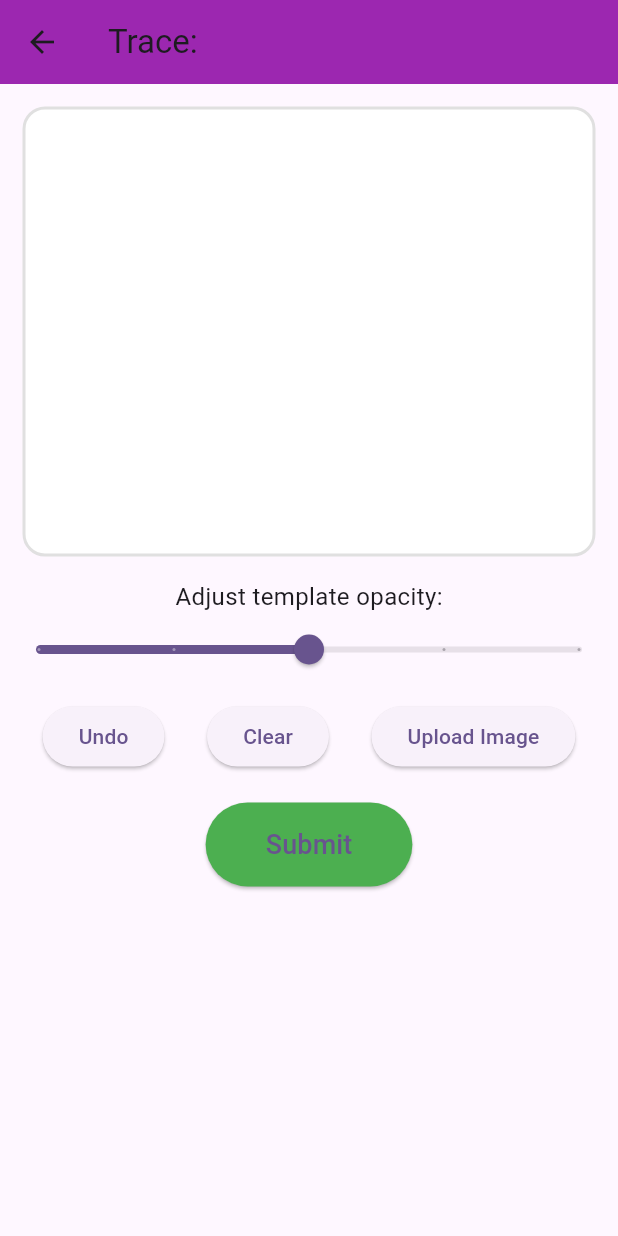
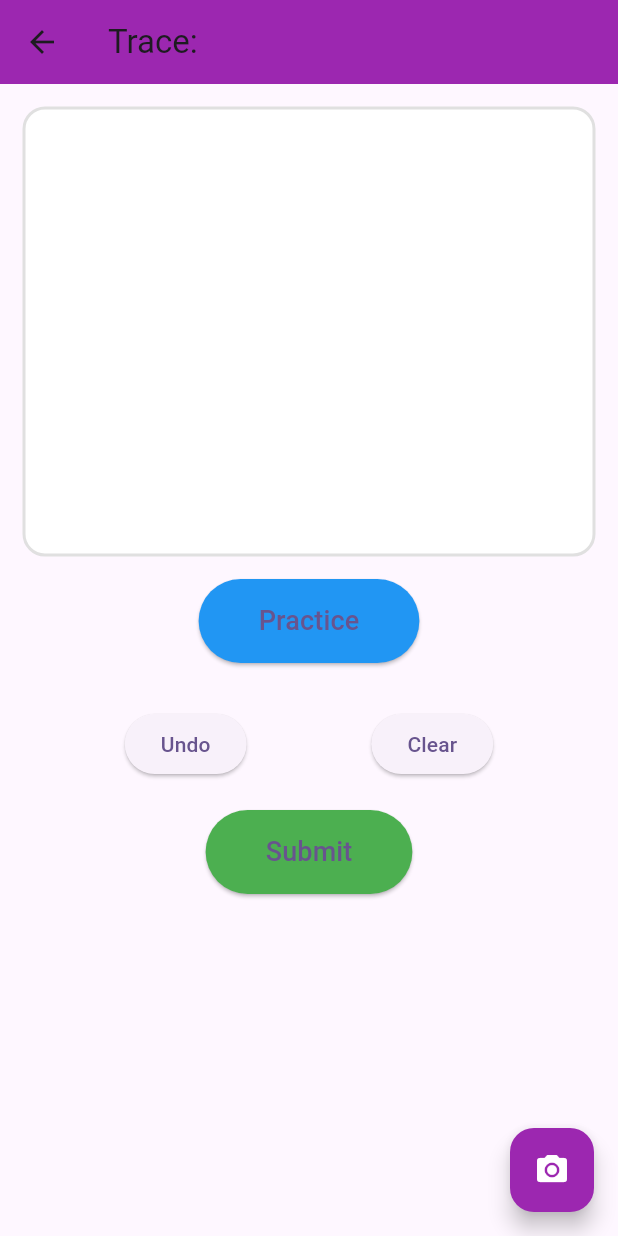
Before and after one commit to JhoerenYutiampo/LingoMasterRepoSpeech, a Flutter app: the DrawScreen screen opened directly with empty values, on a phone screen of 412 x 824 dp. Run offline on Flutter 3.47's test engine with Material 3 defaults, Android fonts, the phone set to English and light mode, and no system bars; drawn by our look-alikes of signature; our stand-ins replace cloud_firestore, file_picker, firebase_auth, firebase_core, firebase_storage, google_nav_bar and 5 more; missing offline and left inert: gallery_picker, google_mlkit_text_recognition, string_similarity; accounts and stored records are empty.

Commit message:
Update draw_screen.dart
added practice button that will show the trace option, improved design

```diff
--- a/lingomaster_final/lib/screens/draw_screen.dart
+++ b/lingomaster_final/lib/screens/draw_screen.dart
@@ -29,6 +29,9 @@ class _DrawScreenState extends State<DrawScreen> {
   );
   File? selectedMedia;
   double _opacity = 0.3;
+  bool _showTrace = false;
+  bool _isPracticeMode = false;
+
 
   // Get the local storage directory path
   Future<String> get _localPath async {
@@ -317,6 +320,69 @@ class _DrawScreenState extends State<DrawScreen> {
     );
   }
 
+  Future<void> _showPracticeModeDialog() async {
+    return showDialog(
+      context: context,
+      builder: (BuildContext context) {
+        return AlertDialog(
+          title: const Text('Notice!'),
+          content: const Text(
+            'Practice only gives half the amount of experience points and will not be considered as level complete.',
+            style: TextStyle(fontSize: 16),
+          ),
+          actions: [
+            TextButton(
+              onPressed: () {
+                Navigator.of(context).pop();
+              },
+              child: const Text('Cancel'),
+            ),
+            TextButton(
+              onPressed: () {
+                setState(() {
+                  _showTrace = true;
+                  _isPracticeMode = true;
+                });
+                Navigator.of(context).pop();
+              },
+              child: const Text('Proceed'),
+            ),
+          ],
+        );
+      },
+    );
+  }
+
+  Future<void> _showCameraPermissionDialog() async {
+    return showDialog(
+      context: context,
+      builder: (BuildContext context) {
+        return AlertDialog(
+          title: const Text('Gallery Access'),
+          content: const Text(
+            'This app needs access to your gallery to upload images. Would you like to proceed?',
+            style: TextStyle(fontSize: 16),
+          ),
+          actions: [
+            TextButton(
+              onPressed: () {
+                Navigator.of(context).pop();
+              },
+              child: const Text('Cancel'),
+            ),
+            TextButton(
+              onPressed: () async {
+                Navigator.of(context).pop();
+                await _pickImage();
+              },
+              child: const Text('Allow'),
+            ),
+          ],
+        );
+      },
+    );
+  }
+
   @override
   Widget build(BuildContext context) {
     return Scaffold(
@@ -324,7 +390,9 @@ class _DrawScreenState extends State<DrawScreen> {
         title: Text("Trace: ${widget.targetHiragana}"),
         backgroundColor: Colors.purple,
       ),
-      body: Column(
+      body: Stack(
+        children: [
+          Column(
             children: [
               Container(
                 margin: const EdgeInsets.all(15),
@@ -337,21 +405,40 @@ class _DrawScreenState extends State<DrawScreen> {
                 ),
                 child: Stack(
                   children: [
-                _buildTracingTemplate(),
+                    if (_showTrace) _buildTracingTemplate(),
                     Signature(
                       controller: _controller,
                       width: 300,
                       height: 300,
-                  backgroundColor: Colors.transparent, // Changed to transparent
+                      backgroundColor: Colors.transparent,
                     ),
                   ],
                 ),
               ),
+              if (!_showTrace) ...[
+                ElevatedButton(
+                  onPressed: _showPracticeModeDialog,
+                  style: ElevatedButton.styleFrom(
+                    backgroundColor: Colors.blue,
+                    padding: const EdgeInsets.symmetric(
+                      horizontal: 40,
+                      vertical: 15,
+                    ),
+                  ),
+                  child: const Text(
+                    "Practice",
+                    style: TextStyle(fontSize: 18),
+                  ),
+                ),
+                const SizedBox(height: 20),
+              ],
+              if (_showTrace) ...[
                 const Text(
                   "Adjust template opacity:",
                   style: TextStyle(fontSize: 16),
                 ),
                 _buildOpacityControls(),
+              ],
               const SizedBox(height: 10),
               Row(
                 mainAxisAlignment: MainAxisAlignment.spaceEvenly,
@@ -364,10 +451,6 @@ class _DrawScreenState extends State<DrawScreen> {
                     onPressed: _clearDrawing,
                     child: const Text("Clear"),
                   ),
-              ElevatedButton(
-                onPressed: _pickImage,
-                child: const Text("Upload Image"),
-              ),
                 ],
               ),
               const SizedBox(height: 20),
@@ -375,7 +458,10 @@ class _DrawScreenState extends State<DrawScreen> {
                 onPressed: _handleSubmit,
                 style: ElevatedButton.styleFrom(
                   backgroundColor: Colors.green,
-              padding: const EdgeInsets.symmetric(horizontal: 40, vertical: 15),
+                  padding: const EdgeInsets.symmetric(
+                    horizontal: 40,
+                    vertical: 15,
+                  ),
                 ),
                 child: const Text(
                   "Submit",
@@ -384,6 +470,20 @@ class _DrawScreenState extends State<DrawScreen> {
               ),
             ],
           ),
+          Positioned(
+            bottom: 16,
+            right: 16,
+            child: FloatingActionButton(
+              onPressed: _showCameraPermissionDialog,
+              backgroundColor: Colors.purple,
+              child: const Icon(
+                Icons.camera_alt,
+                color: Colors.white,
+              ),
+            ),
+          ),
+        ],
+      ),
     );
   }
 }
```
Lines whose indentation alone changed are shown as unchanged.
